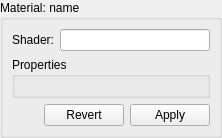
The window that Editor/Sources/PropertyViews/MaterialView.ui (maxon887/Cross) describes before a commit, drawn with Qt 5.
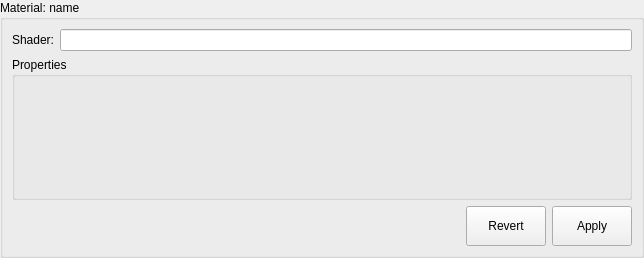
The same window after the commit. Custom widgets are drawn as their Qt base class.

Diff of the .ui file:
```diff
--- a/Editor/Sources/PropertyViews/MaterialView.ui
+++ b/Editor/Sources/PropertyViews/MaterialView.ui
@@ -6,8 +6,8 @@
    <rect>
     <x>0</x>
     <y>0</y>
-    <width>222</width>
-    <height>128</height>
+    <width>644</width>
+    <height>258</height>
    </rect>
   </property>
   <property name="windowTitle">
```
Left out of the diff: 20 changed lines with no effect on the pictures.
